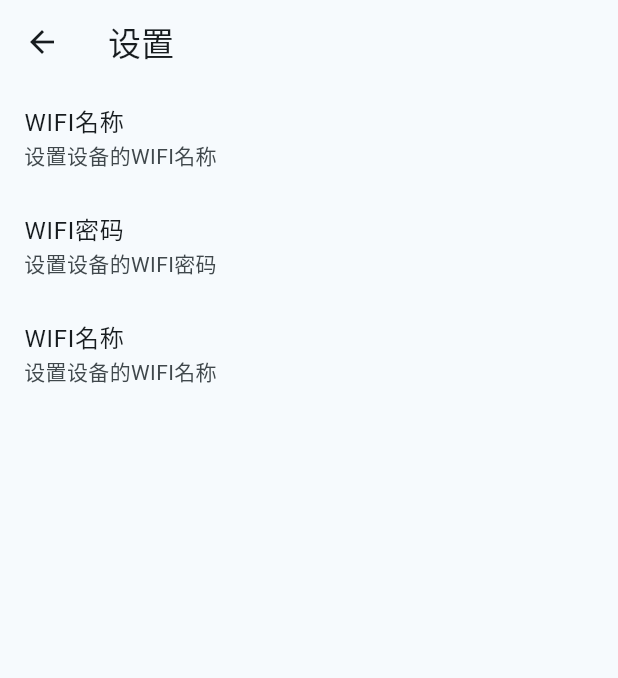
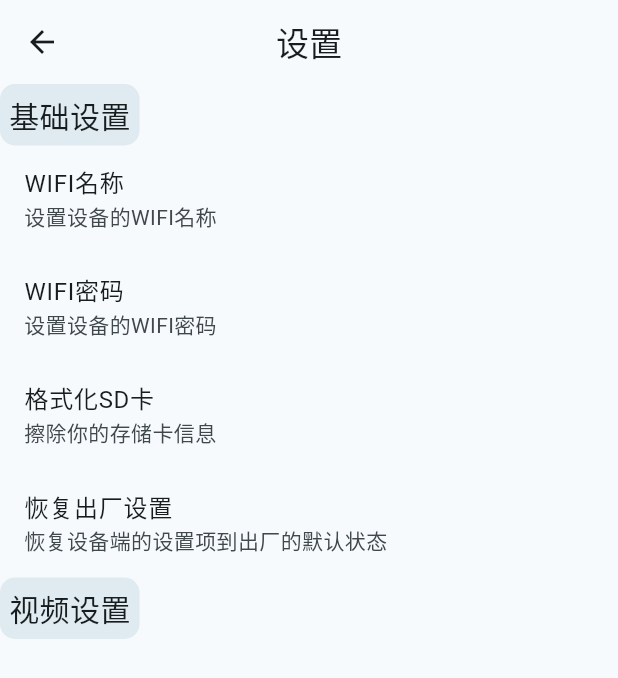
Before and after one commit to CcNut0519/drive-recorder, a Flutter app: the SettingPage screen opened directly, on a phone screen of 412 x 824 dp. Shown: the top 678 px of the screen. Run offline on Flutter 3.47's test engine with Material 3 defaults, Android fonts, the phone set to English and light mode, and no system bars; our stand-ins replace dio, get, sqflite; missing offline and left inert: flutter_vlc_player; accounts and stored records are empty; network calls fail.

Commit message:
修改 抽屉样式 新增 媒体库缩略图显示 新增 设置项 修改 设置页面UI

```diff
--- a/lib/views/settings.dart
+++ b/lib/views/settings.dart
@@ -14,6 +14,7 @@ class SettingPage extends StatefulWidget {
 class _SettingPageState extends State<SettingPage> {
   var wifiName = TextEditingController();
   var wifiPsw = TextEditingController();
+
   String url = 'app/setwifi?wifissid=';
 
   @override
@@ -24,9 +25,24 @@ class _SettingPageState extends State<SettingPage> {
     return Scaffold(
         appBar: AppBar(
           title: const Text('设置'),
+          centerTitle: true,
         ),
         body: ListView(
           children: [
+            Row(
+              // mainAxisAlignment: MainAxisAlignment.end,
+              children: [
+                Container(
+                    decoration: BoxDecoration(
+                      borderRadius: BorderRadius.circular(10), // 设置圆角为10
+                      color: const Color(0xFFDFEBF0), // 设置背景颜色
+                    ),
+                    child: const Padding(
+                      padding: EdgeInsets.all(6.0),
+                      child: Text('基础设置', style: TextStyle(fontSize: 20)),
+                    )),
+              ],
+            ),
             // WIFI名称设置部分
             ListTile(
               title: const Text('WIFI名称'),
@@ -35,30 +51,10 @@ class _SettingPageState extends State<SettingPage> {
                 showDialog(
                   context: context,
                   builder: (BuildContext context) {
-                   return AlertDialog(
-                     title: const Text('更改WIFI名称'),
-                     content: TextField(
-                       controller: wifiName,
-                       decoration: const InputDecoration(
-                         labelText: '请输入新的WIFI名称',
-                       ),
-                     ),
-                     actions: <Widget>[
-                       TextButton(
-                         child: const Text('取消'),
-                         onPressed: () {
-                           Navigator.of(context).pop(); // 关闭对话框
-                         },
-                       ),
-                       TextButton(
-                         child: const Text('确认'),
-                         onPressed: () {
-                           http.postHttp(
-                               'app/setwifi?wifissid=${wifiName.text}');
-                           Navigator.of(context).pop(); // 关闭对话框
-                         },
-                       ),
-                     ],
+                    return const MyInputDialog(
+                      title: "更改WIFI名称",
+                      content: "设置设备的WIFI名称",
+                      baseMsg: "app/setwifi?wifissid=",
                     );
                   },
                 );
@@ -72,14 +68,25 @@ class _SettingPageState extends State<SettingPage> {
                 showDialog(
                   context: context,
                   builder: (BuildContext context) {
+                    return const MyInputDialog(
+                      title: "更改WIFI密码",
+                      content: "设置设备的WIFI密码",
+                      baseMsg: "app/setwifi?wifipwd=",
+                    );
+                  },
+                );
+              },
+            ),
+            ListTile(
+              title: const Text('格式化SD卡'),
+              subtitle: const Text('擦除你的存储卡信息'),
+              onTap: () async {
+                showDialog(
+                  context: context,
+                  builder: (BuildContext context) {
                     return AlertDialog(
-                     title: const Text('更改WIFI密码'),
-                     content: TextField(
-                       controller: wifiPsw,
-                       decoration: const InputDecoration(
-                         labelText: '请输入新的WIFI密码',
-                       ),
-                     ),
+                      title: const Text('再次确认'),
+                      content: const Text('确认要擦除您的存储卡数据吗？'),
                       actions: <Widget>[
                         TextButton(
                           child: const Text('取消'),
@@ -90,8 +97,7 @@ class _SettingPageState extends State<SettingPage> {
                         TextButton(
                           child: const Text('确认'),
                           onPressed: () {
-                           http.postHttp(
-                               'app/setwifi?wifipwd=${wifiPsw.text}');
+                            http.postHttp('app/sdformat');
                             Navigator.of(context).pop(); // 关闭对话框
                           },
                         ),
@@ -102,16 +108,48 @@ class _SettingPageState extends State<SettingPage> {
               },
             ),
             ListTile(
-             title: const Text('WIFI名称'),
-             subtitle: const Text('设置设备的WIFI名称'),
+              title: const Text('恢复出厂设置'),
+              subtitle: const Text('恢复设备端的设置项到出厂的默认状态'),
               onTap: () {
                 showDialog(
                   context: context,
                   builder: (BuildContext context) {
-                   return const MyInputDialog(title: "更改WIFI名称", content: "设置设备的WIFI名称", baseMsg: "app/setwifi?wifissid=",);
+                    return AlertDialog(
+                      title: const Text('再次确认'),
+                      content: const Text('确认要恢复出厂设置吗？'),
+                      actions: <Widget>[
+                        TextButton(
+                          child: const Text('取消'),
+                          onPressed: () {
+                            Navigator.of(context).pop(); // 关闭对话框
+                          },
+                        ),
+                        TextButton(
+                          child: const Text('确认'),
+                          onPressed: () {
+                            http.postHttp('app/reset');
+                            Navigator.of(context).pop(); // 关闭对话框
+                          },
+                        ),
+                      ],
+                    );
                   },
                 );
               },
+            ),
+            Row(
+              // mainAxisAlignment: MainAxisAlignment.end,
+              children: [
+                Container(
+                    decoration: BoxDecoration(
+                      borderRadius: BorderRadius.circular(10), // 设置圆角为10
+                      color: const Color(0xFFDFEBF0), // 设置背景颜色
+                    ),
+                    child: const Padding(
+                      padding: EdgeInsets.all(6.0),
+                      child: Text('视频设置', style: TextStyle(fontSize: 20)),
+                    )),
+              ],
             ),
           ],
         ));
```
Also changed, not shown: lib/conponents/drawer_view.dart (+24 -10 lines), lib/views/home.dart (+33 -52 lines), lib/views/photo.dart (+88 -15 lines). Lines whose indentation alone changed are shown as unchanged.
